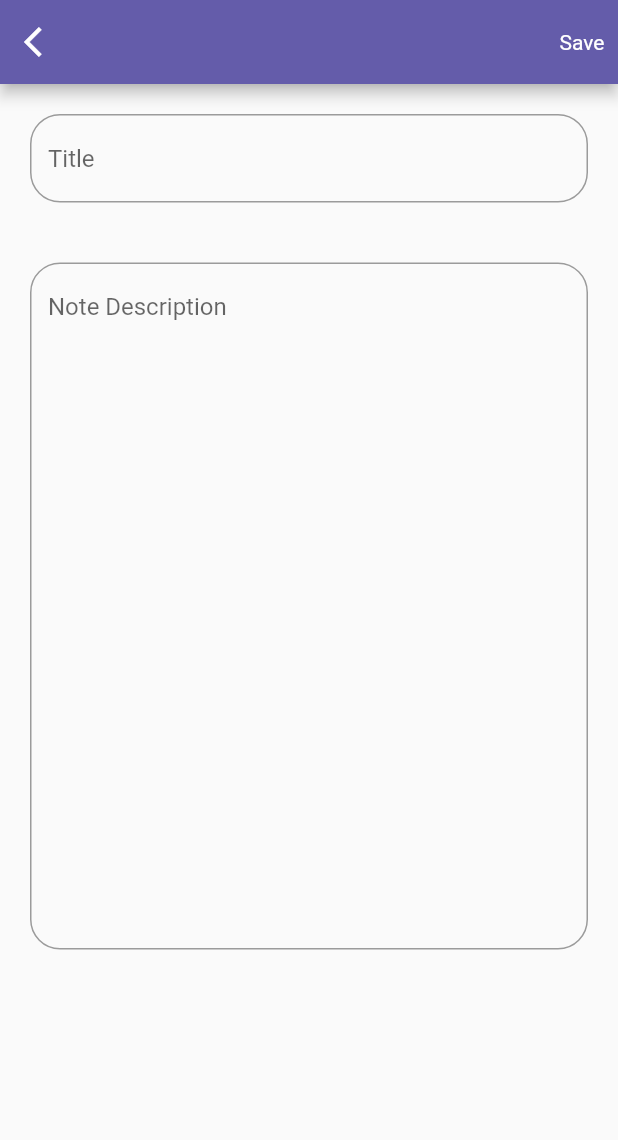
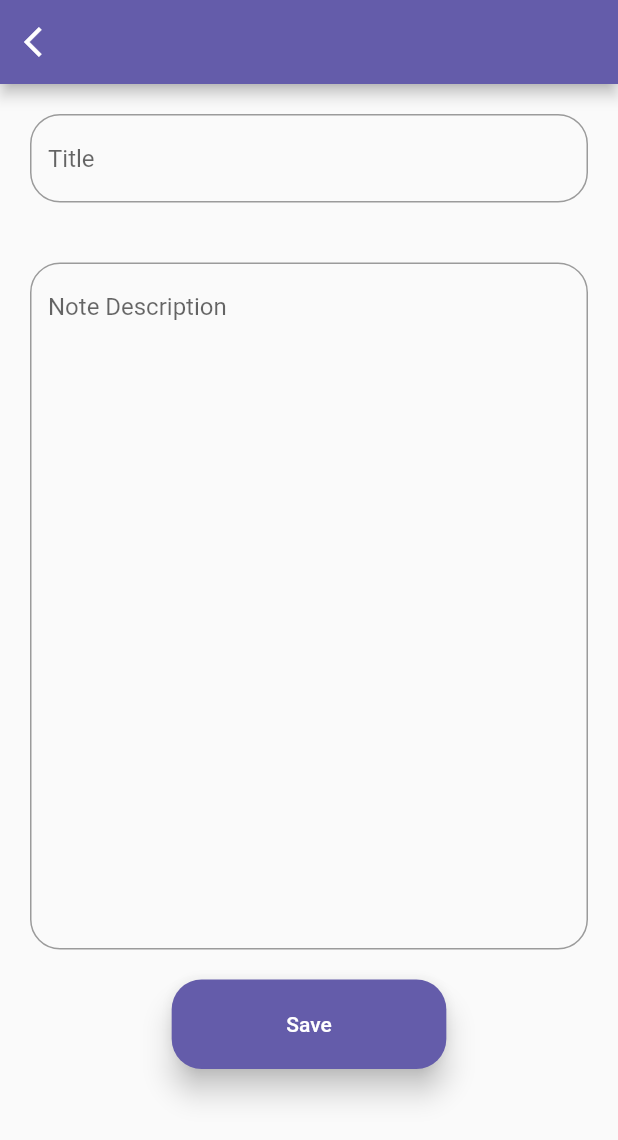
Before and after one commit to ecembostancioglu/note_fb, a Flutter app: the Settings screen opened directly, after a tap on "DELETE", after a tap on the "logout" icon, after a tap on the "add" icon, on a phone screen of 412 x 824 dp. Shown: the top 1140 px of the screen. Run offline on Flutter 3.47's test engine with Material 2 defaults, Android fonts, the phone set to English and light mode, and no system bars; our stand-ins replace cloud_firestore, easy_localization, email_validator, firebase_auth, firebase_core, flutter_screenutil and 3 more; accounts and stored records are empty.

Commit message:
Added colors and border radius in constants

```diff
--- a/lib/notes/data/repository/note_database.dart
+++ b/lib/notes/data/repository/note_database.dart
@@ -46,7 +46,6 @@ class NoteDatabase{
         print('Note deleted from the database')).catchError((e)=>print(e));
   }
 
-
   Future<void> deleteNotes()async{
     CollectionReference coll=_firebaseFirestore
         .collection(AppConstants.referencePath)
--- a/lib/notes/presentation/view/dashboard.dart
+++ b/lib/notes/presentation/view/dashboard.dart
@@ -1,7 +1,7 @@
 import 'package:flutter/material.dart';
-import 'package:todo_fb/notes/domain/models/auth_user.dart';
 import 'package:todo_fb/notes/presentation/view/home_page.dart';
 import 'package:todo_fb/notes/presentation/view/settings.dart';
+import '../../../constants/app_constants.dart';
 import '../../widgets/add_note.dart';
 
 class Dashboard extends StatefulWidget {
@@ -25,13 +25,13 @@ class _DashboardState extends State<Dashboard> {
       resizeToAvoidBottomInset: false,
       appBar:  AppBar(
         title: Text('e-Daily'),
-        backgroundColor:Color(0xff645CAA),
+        backgroundColor:buttonColor,
       ),
       body: screens[currentIndex],
       floatingActionButtonLocation: FloatingActionButtonLocation.centerDocked,
       floatingActionButton:FloatingActionButton(
             elevation: 10,
-            backgroundColor: Color(0xff645CAA),
+            backgroundColor:buttonColor,
             onPressed:(){
              Navigator.of(context).push(
               MaterialPageRoute(builder: (context)=>AddNote()));
@@ -48,8 +48,8 @@ class _DashboardState extends State<Dashboard> {
           currentIndex=index;
         }),
         elevation:10,
-       backgroundColor:const Color(0xffEBC7E8),
-       selectedItemColor:const Color(0xff645CAA),
+       backgroundColor:navBarColor,
+       selectedItemColor:buttonColor,
        items:const [
          BottomNavigationBarItem(
              icon: Icon(Icons.home),
--- a/lib/notes/presentation/view/home_page.dart
+++ b/lib/notes/presentation/view/home_page.dart
@@ -3,6 +3,7 @@ import 'package:firebase_auth/firebase_auth.dart';
 import 'package:flutter/material.dart';
 import 'package:flutter_screenutil/flutter_screenutil.dart';
 import 'package:todo_fb/authentication/service/auth_service.dart';
+import 'package:todo_fb/constants/app_constants.dart';
 import 'package:todo_fb/notes/data/repository/note_database.dart';
 import '../../widgets/note_view.dart';
 
@@ -41,7 +42,7 @@ class _HomePageState extends State<HomePage> {
                     decoration:const InputDecoration(
                       prefixIcon: Icon(Icons.search),
                       border: OutlineInputBorder(
-                        borderRadius: BorderRadius.all(Radius.circular(20))
+                        borderRadius:borderRad
                       )
                     ),
                   ),
--- a/lib/notes/presentation/view/settings.dart
+++ b/lib/notes/presentation/view/settings.dart
@@ -63,11 +63,11 @@ class _SettingsState extends State<Settings> {
                         decoration: InputDecoration(
                           suffixIcon: IconButton(
                             onPressed:update,
-                            icon:const Icon(Icons.change_circle_outlined),
+                            icon:const Icon(Icons.change_circle_outlined,
+                                color: buttonColor),
                           ),
                           border:const OutlineInputBorder(
-                              borderRadius: BorderRadius.all(
-                                  Radius.circular(20)))
+                              borderRadius:borderRad)
                         ),
                       ),
                     ),
@@ -83,7 +83,7 @@ class _SettingsState extends State<Settings> {
                     ElevatedButton(
                       style: ButtonStyle(
                           backgroundColor:MaterialStateProperty
-                              .all(const Color(0xff645CAA))),
+                              .all(buttonColor)),
                         onPressed:(){
                           noteDatabase.deleteNotes();
                         setState(() {
@@ -104,7 +104,7 @@ class _SettingsState extends State<Settings> {
                     Text('Change Language'),
                     DropdownButton<String>(
                       value: dropdownvalue,
-                      borderRadius: BorderRadius.all(Radius.circular(10)),
+                      borderRadius: borderRad,
                         elevation:10,
                         items: langs.map((langs)
                         =>DropdownMenuItem<String>(
--- a/lib/notes/widgets/add_note.dart
+++ b/lib/notes/widgets/add_note.dart
@@ -1,4 +1,6 @@
 import 'package:flutter/material.dart';
+import 'package:flutter_screenutil/flutter_screenutil.dart';
+import 'package:todo_fb/constants/app_constants.dart';
 import 'package:todo_fb/notes/data/repository/note_database.dart';
 
 class AddNote extends StatefulWidget {
@@ -22,14 +24,54 @@ class _AddNoteState extends State<AddNote> {
   Widget build(BuildContext context) {
     return Scaffold(
       appBar:AppBar(
-        backgroundColor:Color(0xff645CAA),
+        backgroundColor:buttonColor,
         leading:IconButton(
             onPressed: (){
               Navigator.of(context).pop();},
             icon:const Icon(Icons.arrow_back_ios)),
-        actions: [
-          IconButton(
-              onPressed:()async{
+      ),
+        body: SafeArea(
+          child: SingleChildScrollView(
+            child: Form(
+              key: _addNoteFromKey,
+              child:Column(
+                children: [
+                  Padding(
+                    padding:const EdgeInsets.all(20.0),
+                    child: TextFormField(
+                      decoration:const InputDecoration(
+                        border: OutlineInputBorder(
+                          borderRadius: borderRad
+                        ),
+                          hintText:'Title'),
+                      onChanged: (val){
+                        titleCtr.text=val;
+                      },
+                    ),
+                  ),
+                  Padding(
+                    padding:const EdgeInsets.all(20.0),
+                    child: TextFormField(
+                      maxLines:22,
+                      decoration:const InputDecoration(
+                          border: OutlineInputBorder(
+                              borderRadius:borderRad
+                          ),
+                          hintText:'Note Description'),
+                      onChanged: (val){
+                        descCtr.text=val;
+                      },
+                    ),
+                  ),
+                  ElevatedButton(
+                    style: ButtonStyle(
+                      shape: MaterialStateProperty.all(
+                          RoundedRectangleBorder(
+                          borderRadius:borderRad)),
+                      minimumSize: MaterialStateProperty.all(Size(160.w,50.h)),
+                      elevation: MaterialStateProperty.all(8),
+                    backgroundColor:MaterialStateProperty.all(buttonColor)),
+                      onPressed: ()async{
                         if(_addNoteFromKey.currentState!.validate()){
                           setState(() {
                             _isProcessing=true;
@@ -45,51 +87,9 @@ class _AddNoteState extends State<AddNote> {
                         });
                         Navigator.pop(context);
                       },
-
-
-              icon: Text('Save'))
+                      child: Text('Save'))
                 ],
               ),
-        body: SafeArea(
-          child: SingleChildScrollView(
-            child: Column(
-              children: [
-                Form(
-                  key: _addNoteFromKey,
-                  child:Column(
-                    children: [
-                      Padding(
-                        padding:const EdgeInsets.all(20.0),
-                        child: TextFormField(
-                          decoration:const InputDecoration(
-                            border: OutlineInputBorder(
-                              borderRadius: BorderRadius.all(Radius.circular(20))
-                            ),
-                              hintText:'Title'),
-                          onChanged: (val){
-                            titleCtr.text=val;
-                          },
-                        ),
-                      ),
-                      Padding(
-                        padding:const EdgeInsets.all(20.0),
-                        child: TextFormField(
-                          maxLines:22,
-                          decoration:const InputDecoration(
-                              border: OutlineInputBorder(
-                                  borderRadius: BorderRadius.all(
-                                      Radius.circular(20))
-                              ),
-                              hintText:'Note Description'),
-                          onChanged: (val){
-                            descCtr.text=val;
-                          },
-                        ),
-                      )
-                    ],
-                  ),
-                )
-              ],
             ),
           ),
         ),
--- a/lib/notes/widgets/sign_out.dart
+++ b/lib/notes/widgets/sign_out.dart
@@ -2,6 +2,7 @@ import 'package:flutter/material.dart';
 import 'package:provider/provider.dart';
 import '../../authentication/presentation/view/auth_page.dart';
 import '../../authentication/service/auth_service.dart';
+import '../../constants/app_constants.dart';
 
 class SignOutWidget extends StatelessWidget {
   const SignOutWidget({
@@ -17,13 +18,13 @@ class SignOutWidget extends StatelessWidget {
           children: [
             Text('Sign Out'),
             IconButton(
-              icon:const Icon(Icons.logout),
+              icon:const Icon(Icons.logout,color: buttonColor),
               onPressed: ()async{
                 await Provider.of<AuthService>(context,listen: false).signOut().then((_)
                 {
                   Navigator.pushReplacement(
                       context, MaterialPageRoute(
-                      builder: (context)=>AuthPage()));
+                      builder: (context)=> AuthPage()));
                 });
               },
             ),
```
Also changed, not shown: lib/constants/app_constants.dart (+17 -0 lines), lib/notes/widgets/note_view.dart (+22 -26 lines). Lines whose indentation alone changed are shown as unchanged.
